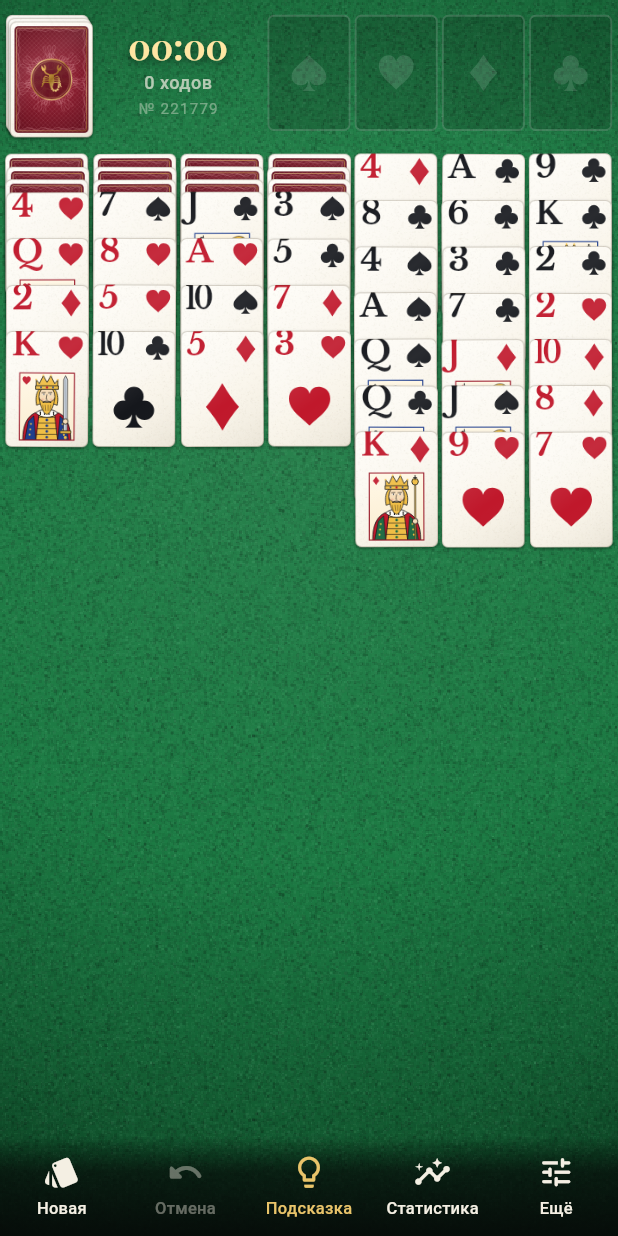
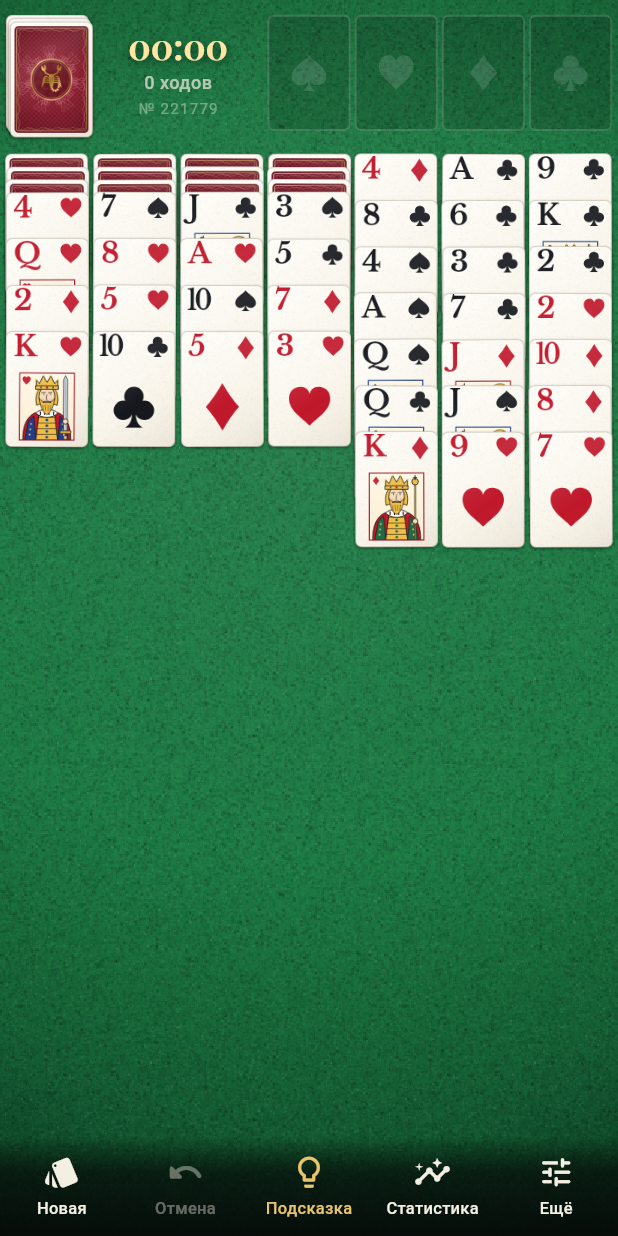
Before and after one commit to BlkDem/scorpio, a Flutter app: the screen it shows after launch, on a phone screen of 412 x 824 dp. Run offline on Flutter 3.47's test engine with Material 3 defaults, Android fonts, the phone set to English and light mode, and no system bars; our stand-ins replace audioplayers, shared_preferences.

Commit message:
Компактный индекс карт: мельче и с отступом от края, чтобы не обрезался
Co-Authored-By: Claude Opus 5.5 <noreply@anthropic.com>

```diff
--- a/lib/ui/art/card_painter.dart
+++ b/lib/ui/art/card_painter.dart
@@ -162,16 +162,16 @@ class CardPainterKit {
 
     // Индекс должен целиком (с хвостом Q и J) уместиться в верхние ~25% —
     // столько остаётся видно в самом плотном веере.
-    final fs = w * 0.40;
+    final fs = w * 0.35;
     final tp = _rankText(rank, color, fs);
     c.save();
-    c.translate(w * 0.07, -fs * 0.035);
-    if (rank == 10) c.scale(0.78, 1.0);
+    c.translate(w * 0.09, h * 0.02);
+    if (rank == 10) c.scale(0.8, 1.0);
     tp.paint(c, Offset.zero);
     c.restore();
 
-    final pipW = w * 0.29;
-    final pip = Rect.fromLTWH(w * 0.93 - pipW, h * 0.04, pipW, pipW * (suit == kDiamonds ? 1.12 : 1.0));
+    final pipW = w * 0.25;
+    final pip = Rect.fromLTWH(w * 0.91 - pipW, h * 0.045, pipW, pipW * (suit == kDiamonds ? 1.12 : 1.0));
     c.drawPath(SuitPaths.fit(suit, pip), paint);
 
     if (rank >= 11) {
```
